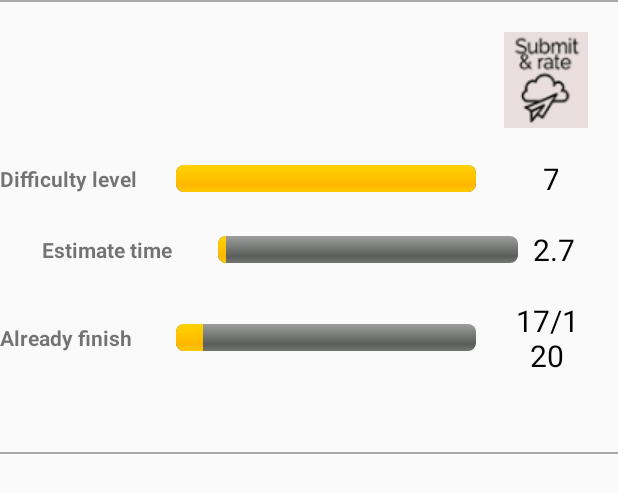
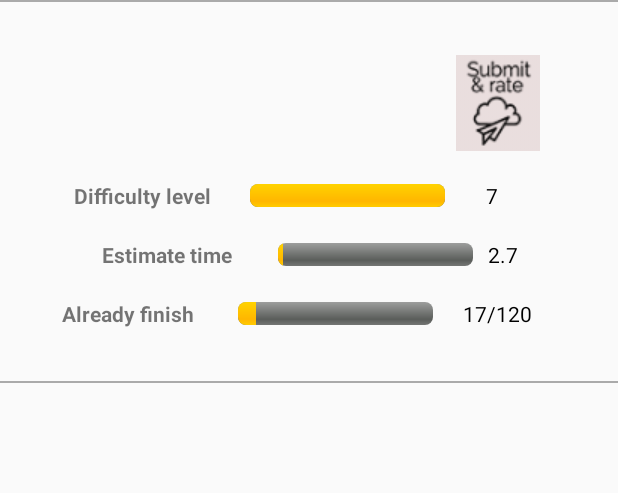
Before and after one commit to ilayserr/Milab, an Android app: the layout task_view.xml on its own in the app's theme, with its tools: preview values and no code run, on a phone screen of 412 x 824 dp. Shown: the top 493 px of the screen. Run offline under Robolectric (Android 15) with nearby library versions, the phone set to English and light mode, and no system bars; network calls fail.

Commit message:
adjusting to galaxy s8

```diff
--- a/AssistAnt/app/src/main/res/layout/task_view.xml
+++ b/AssistAnt/app/src/main/res/layout/task_view.xml
@@ -11,19 +11,27 @@
         android:layout_height="1dp"
         android:textAlignment="center"
         android:background="@android:color/darker_gray"/>
+    <TextView
+        android:id="@+id/line_drop1"
+        android:layout_width="wrap_content"
+        android:layout_height="wrap_content"
+        android:layout_gravity="center"
+        android:gravity="center"
+        android:text="\n" />
 
     <LinearLayout
     android:orientation="horizontal"
     android:layout_width="fill_parent"
     android:layout_height="wrap_content"
     android:layout_gravity="center"
-    android:gravity="center"
-    android:paddingTop="20dp">
+    android:gravity="center">
+
 
         <TextView
             android:id="@+id/task_name"
             android:layout_width="117dp"
             android:layout_height="wrap_content"
+            android:layout_marginRight="35dp"
             android:textSize="13sp"
             android:textStyle="bold" />
 
@@ -31,15 +39,14 @@
             android:id="@+id/time_remaining"
             android:layout_width="99dp"
             android:layout_height="wrap_content"
-            android:textSize="18sp"
-            android:layout_marginLeft="50dp"
+            android:textSize="14sp"
             android:textStyle="bold" />
 
         <ImageButton
             android:id="@+id/report_button"
             android:layout_width="64dp"
             android:layout_height="64dp"
-            android:layout_marginLeft="50sp"
+            android:paddingTop="10dp"
             app:srcCompat="@drawable/submit_button" />
 
     </LinearLayout>
@@ -56,6 +63,7 @@
             android:layout_width="117dp"
             android:layout_height="wrap_content"
             android:baselineAligned="false"
+            android:textSize="14sp"
             android:text="Difficulty level"
             android:textAlignment="viewStart"
             android:textStyle="bold" />
@@ -63,8 +71,8 @@
         <ProgressBar
             android:id="@+id/progressBar_difficulty"
             style="@android:style/Widget.ProgressBar.Horizontal"
-            android:layout_width="200dp"
-            android:layout_height="18dp"
+            android:layout_width="130dp"
+            android:layout_height="15dp"
             android:max="7"
             android:progress="70"
             android:textAlignment="center" />
@@ -76,10 +84,10 @@
             android:layout_gravity="center"
             android:gravity="center"
             android:text="7"
-            android:layout_marginLeft="45dp"
-            android:layout_marginRight="40dp"
+            android:layout_marginLeft="27dp"
+            android:layout_marginRight="30dp"
             android:textColor="@android:color/black"
-            android:textSize="20sp" />
+            android:textSize="14sp" />
 
     </LinearLayout>
 
@@ -96,14 +104,16 @@
             android:layout_height="wrap_content"
             android:baselineAligned="false"
             android:text="Estimate time"
+            android:textSize="14sp"
+            android:layout_marginLeft="12dp"
             android:textAlignment="viewStart"
             android:textStyle="bold" />
 
         <ProgressBar
             android:id="@+id/progressBar_estimate"
             style="@android:style/Widget.ProgressBar.Horizontal"
-            android:layout_width="200dp"
-            android:layout_height="18dp"
+            android:layout_width="130dp"
+            android:layout_height="15dp"
             android:max="1000"
             android:progress="25"
             android:textAlignment="center" />
@@ -116,8 +126,9 @@
             android:gravity="center"
             android:text="2.7"
             android:layout_marginLeft="10dp"
+            android:layout_marginRight="10dp"
             android:textColor="@android:color/black"
-            android:textSize="20sp" />
+            android:textSize="14sp" />
     </LinearLayout>
 
     <LinearLayout
@@ -135,13 +146,14 @@
             android:baselineAligned="false"
             android:text="Already finish"
             android:textAlignment="viewStart"
+            android:textSize="14sp"
             android:textStyle="bold" />
 
         <ProgressBar
             android:id="@+id/progressBar_finish"
             style="@android:style/Widget.ProgressBar.Horizontal"
-            android:layout_width="200dp"
-            android:layout_height="18dp"
+            android:layout_width="130dp"
+            android:layout_height="15dp"
             android:max="80"
             android:progress="7"
             android:textAlignment="center" />
@@ -153,22 +165,23 @@
             android:layout_gravity="center"
             android:gravity="center"
             android:text="17/120"
-            android:layout_marginLeft="25dp"
-            android:layout_marginRight="25dp"
+            android:layout_marginLeft="20dp"
+            android:layout_marginRight="15dp"
             android:textColor="@android:color/black"
-            android:textSize="20sp" />
+            android:textSize="14sp" />
 
     </LinearLayout>
+
     <TextView
+        android:id="@+id/line_drop"
         android:layout_width="wrap_content"
         android:layout_height="wrap_content"
         android:layout_gravity="center"
         android:gravity="center"
-        android:text="\n\"
-        android:layout_marginLeft="25dp"
-        android:layout_marginRight="20dp"
-        android:textColor="@android:color/black"
-        android:textSize="20sp" />
+        android:text="\n"
+        android:layout_marginLeft="20dp"
+        android:layout_marginRight="15dp" />
+
     <View
     android:layout_width="match_parent"
     android:layout_height="1dp"
```
Also changed, not shown: AssistAnt/app/src/main/java/com/example/assistant/MainActivityFragment.java (+14 -3 lines), AssistAnt/app/src/main/res/layout/fragment_main.xml (+12 -70 lines), AssistAnt/app/src/main/res/layout/fragment_tasks_page_activity.xml (+4 -4 lines), 142 other files.
